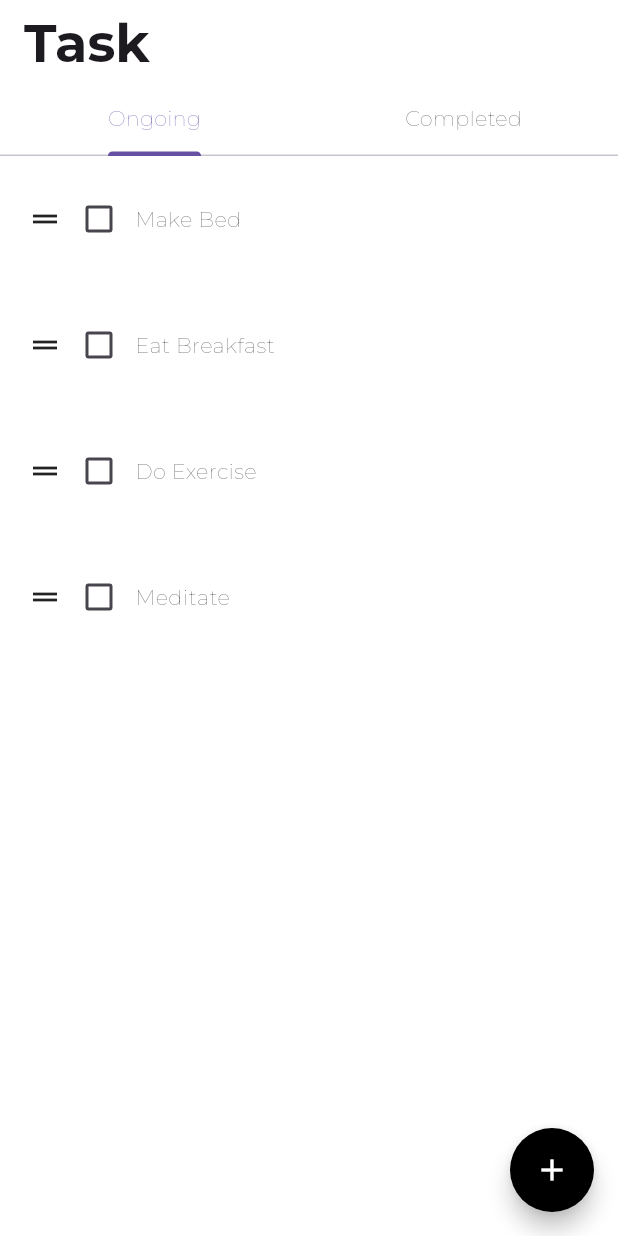
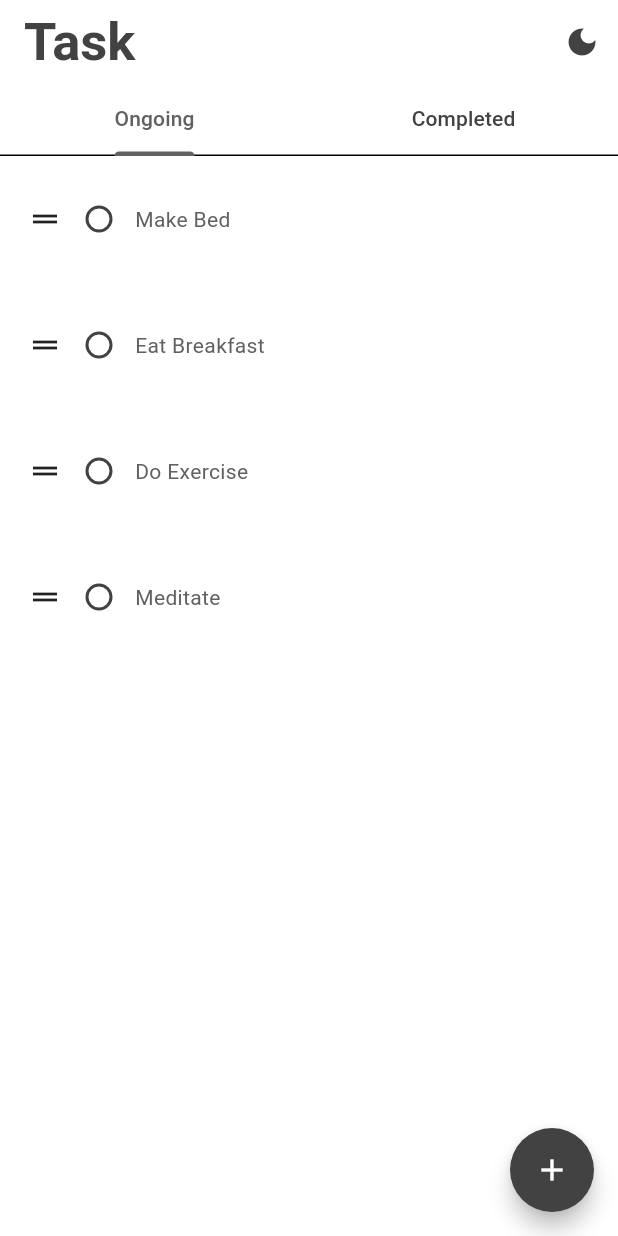
Before and after one commit to HeaLthyDrugs/task, a Flutter app: the screen it shows after launch, on a phone screen of 412 x 824 dp. Run offline on Flutter 3.47's test engine with Material 3 defaults, Android fonts, the phone set to English and light mode, and no system bars; drawn by our look-alikes of flutter_slidable; our stand-ins replace hive_flutter, lottie; accounts and stored records are empty; project files that could hold a hidden picture were left out.

Commit message:
Dark/light theme toggle functionality added

```diff
--- a/lib/main.dart
+++ b/lib/main.dart
@@ -1,13 +1,17 @@
 import 'package:flutter/material.dart';
 import 'package:hive_flutter/hive_flutter.dart';
+import 'package:provider/provider.dart';
 import 'package:todo_app/pages/home_page.dart';
+import 'package:todo_app/theme/theme.dart';
+import 'package:todo_app/theme/theme_provider.dart';
 
 void main() async {
   await Hive.initFlutter();
 
   var box = await Hive.openBox('myBox');
 
-  runApp(const MyApp());
+  runApp(ChangeNotifierProvider(
+      create: (context) => ThemeProvider(), child: const MyApp()));
 }
 
 class MyApp extends StatelessWidget {
@@ -18,8 +22,8 @@ class MyApp extends StatelessWidget {
   Widget build(BuildContext context) {
     return MaterialApp(
       debugShowCheckedModeBanner: false,
-      theme: ThemeData(fontFamily: 'Montserrat'),
-      home: HomePage(),
+      theme: context.watch<ThemeProvider>().getTheme(),
+      home: const HomePage(),
     );
   }
 }
--- a/lib/pages/home_page.dart
+++ b/lib/pages/home_page.dart
@@ -1,6 +1,10 @@
 import 'package:flutter/material.dart';
 import 'package:hive_flutter/hive_flutter.dart';
+import 'package:provider/provider.dart';
 import 'package:todo_app/data/database.dart';
+import 'package:todo_app/main.dart';
+import 'package:todo_app/theme/theme.dart';
+import 'package:todo_app/theme/theme_provider.dart';
 import 'package:todo_app/util/todo_tile.dart';
 import 'package:lottie/lottie.dart';
 
@@ -73,6 +77,8 @@ class _HomePageState extends State<HomePage>
     db.updateData();
   }
 
+  // Create a new task
+
   void createNewTask() {
     showModalBottomSheet(
       context: context,
@@ -130,7 +136,7 @@ class _HomePageState extends State<HomePage>
   void onReorder(int oldIndex, int newIndex) {
     setState(() {
       if (oldIndex < newIndex) {
-        newIndex -= 1;
+        newIndex--;
       }
       final item = db.toDoList.removeAt(oldIndex);
       db.toDoList.insert(newIndex, item);
@@ -141,16 +147,30 @@ class _HomePageState extends State<HomePage>
   @override
   Widget build(BuildContext context) {
     return Scaffold(
-        backgroundColor: const Color.fromARGB(255, 255, 255, 255),
+        backgroundColor: Theme.of(context).colorScheme.surface,
         appBar: AppBar(
           title: Text(
             'Task',
             style: TextStyle(fontWeight: FontWeight.bold, fontSize: 35),
           ),
-          // centerTitle: true,
-          backgroundColor: const Color.fromARGB(255, 255, 255, 255),
+          backgroundColor: Theme.of(context).colorScheme.surface,
+          actions: [
+            IconButton(
+              icon: Icon(
+                Provider.of<ThemeProvider>(context).getTheme() == lightMode
+                    ? Icons.dark_mode
+                    : Icons.light_mode,
+              ),
+              onPressed: () {
+                Provider.of<ThemeProvider>(context, listen: false)
+                    .toggleTheme();
+              },
+            ),
+          ],
           bottom: TabBar(
             controller: _tabController,
+            indicatorColor: Theme.of(context).colorScheme.primary,
+            indicatorWeight: 2,
             tabs: [
               Tab(text: 'Ongoing'),
               Tab(text: 'Completed'),
@@ -161,9 +181,9 @@ class _HomePageState extends State<HomePage>
           onPressed: createNewTask,
           child: Icon(
             Icons.add,
-            color: Colors.white,
+            color: Theme.of(context).colorScheme.onPrimary,
           ),
-          backgroundColor: Colors.black,
+          backgroundColor: Theme.of(context).colorScheme.onSurface,
           shape: RoundedRectangleBorder(
             borderRadius: BorderRadius.circular(100),
           ),
@@ -225,9 +245,20 @@ class _HomePageState extends State<HomePage>
         );
       },
       onReorder: (oldIndex, newIndex) {
-        final globalOldIndex = db.toDoList.indexOf(filteredList[oldIndex]);
-        final globalNewIndex = db.toDoList.indexOf(filteredList[newIndex]);
-        onReorder(globalOldIndex, globalNewIndex);
+        setState(() {
+          if (oldIndex < newIndex) {
+            newIndex -= 1;
+          }
+          final item = filteredList.removeAt(oldIndex);
+          filteredList.insert(newIndex, item);
+
+          // Update the main list to match the new order
+          db.toDoList = [
+            ...db.toDoList.where((task) => task[1] != isCompleted),
+            ...filteredList,
+          ];
+        });
+        db.updateData();
       },
     );
   }
--- /dev/null
+++ b/lib/theme/theme.dart
@@ -0,0 +1,21 @@
+import 'package:flutter/material.dart';
+
+ThemeData lightMode = ThemeData(
+  brightness: Brightness.light,
+  colorScheme: ColorScheme.light(
+    surface: Colors.white,
+    onSurface: Colors.grey.shade800,
+    primary: Colors.grey.shade700,
+    onPrimary: Colors.white,
+  ),
+);
+
+ThemeData darkMode = ThemeData(
+  brightness: Brightness.dark,
+  colorScheme: ColorScheme.dark(
+    surface: Colors.grey.shade900,
+    onSurface: Colors.white,
+    primary: Colors.grey.shade700,
+    onPrimary: Colors.black,
+  ),
+);
--- /dev/null
+++ b/lib/theme/theme_provider.dart
@@ -0,0 +1,18 @@
+import 'package:flutter/material.dart';
+import 'package:todo_app/theme/theme.dart';
+
+class ThemeProvider with ChangeNotifier {
+  ThemeData _themeData = lightMode;
+
+  ThemeData getTheme() => _themeData;
+
+  setTheme(ThemeData theme) {
+    _themeData = theme;
+    notifyListeners();
+  }
+
+  void toggleTheme() {
+    _themeData = _themeData == lightMode ? darkMode : lightMode;
+    notifyListeners();
+  }
+}
--- a/lib/util/todo_tile.dart
+++ b/lib/util/todo_tile.dart
@@ -44,7 +44,10 @@ class TodoTile extends StatelessWidget {
               Checkbox(
                 value: taskCompleted,
                 onChanged: onChanged,
-                activeColor: Colors.black,
+                activeColor: Theme.of(context).colorScheme.primary,
+                shape: RoundedRectangleBorder(
+                  borderRadius: BorderRadius.circular(100),
+                ),
               ),
               // Task name
               Text(
@@ -52,12 +55,13 @@ class TodoTile extends StatelessWidget {
                 style: TextStyle(
                     decoration: taskCompleted
                         ? TextDecoration.lineThrough
-                        : TextDecoration.none),
+                        : TextDecoration.none,
+                    color: Theme.of(context).colorScheme.primary),
               ),
             ],
           ),
           decoration: BoxDecoration(
-              color: const Color.fromARGB(255, 255, 255, 255),
+              color: Theme.of(context).colorScheme.surface,
               borderRadius: BorderRadius.circular(16)),
         ),
       ),
--- a/pubspec.yaml
+++ b/pubspec.yaml
@@ -39,6 +39,7 @@ dependencies:
   # Use with the CupertinoIcons class for iOS style icons.
   cupertino_icons: ^1.0.8
   flutter_slidable: ^3.1.1
+  provider: ^6.1.2
 
 dev_dependencies:
   flutter_test:
```
Also changed, not shown: pubspec.lock.
